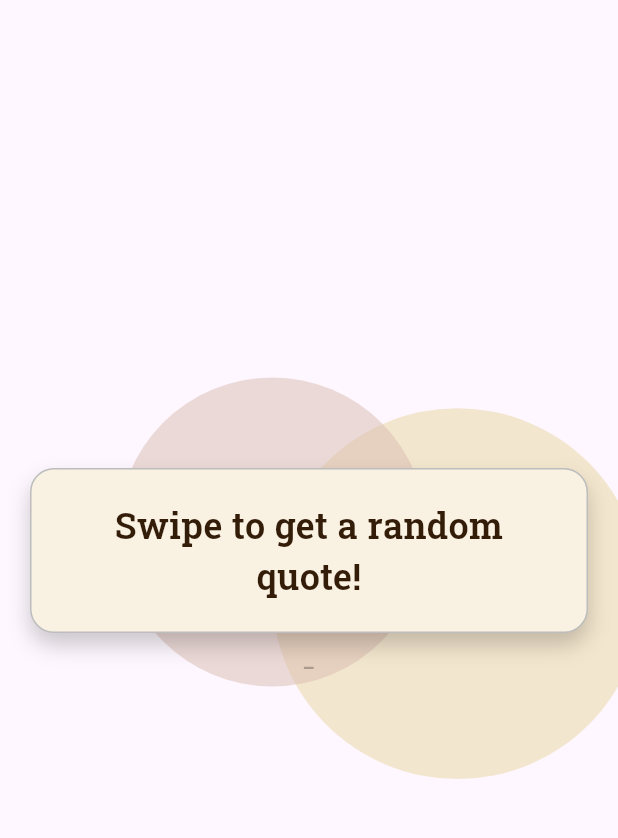
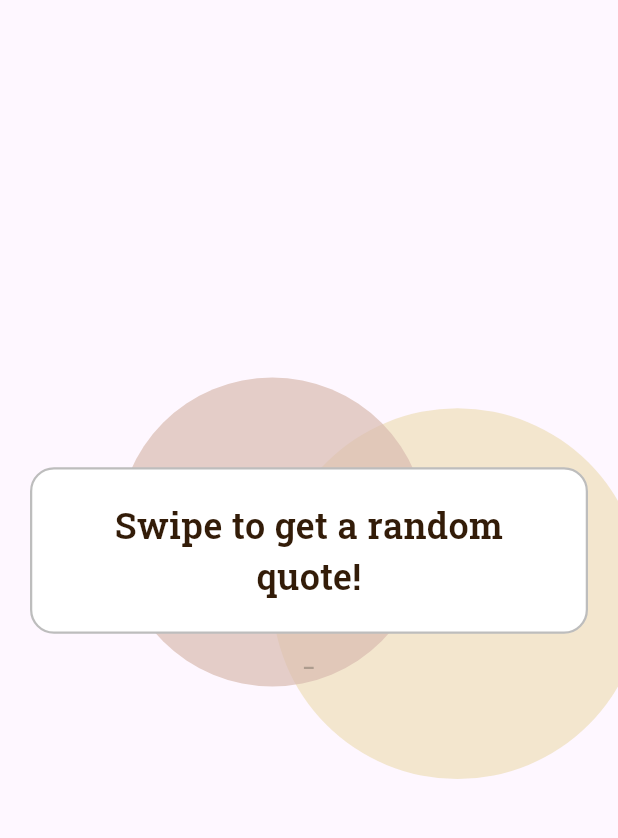
Before and after one commit to Armaan-Mahajan/Quotify, a Flutter app: the screen it shows after launch, on a phone screen of 412 x 824 dp, the part 111-949 px from its top. Run offline on Flutter 3.47's test engine with Material 3 defaults, Android fonts, the phone set to English and light mode, and no system bars; our stand-ins replace google_fonts; network calls fail.

Commit message:
UI enhancements - Opacity of the blobs are slightly higher - Drop shadow removed from the quote box - Color of the quote box is changed to white (#FFFFFF) - ".withAlpha" is used instead of ".withOpacity"

```diff
--- a/lib/quotes.dart
+++ b/lib/quotes.dart
@@ -30,7 +30,6 @@ class _MainAppState extends State<MainApp> with TickerProviderStateMixin {
     super.initState();
     fetchData();
 
-    // Initialize animation controllers and animations for the blobs
     blobController1 = AnimationController(
       vsync: this,
       duration: const Duration(seconds: 10),
@@ -125,7 +124,6 @@ class _MainAppState extends State<MainApp> with TickerProviderStateMixin {
             },
           ),
 
-          // Main content
           Center(
             child: Column(
               mainAxisSize: MainAxisSize.min,
@@ -177,14 +175,13 @@ class _MainAppState extends State<MainApp> with TickerProviderStateMixin {
                                   padding: const EdgeInsets.all(20.0),
                                   margin: const EdgeInsets.symmetric(horizontal: 20.0),
                                   decoration: BoxDecoration(
-                                    color: const Color(0xFFF9F1E2),
+                                    color: const Color(0xFFFFFFFF),
                                     borderRadius: BorderRadius.circular(16.0),
-                                    border: Border.all(color: Colors.grey.shade400, width: 1.0),
+                                    border: Border.all(color: Colors.grey.shade400, width: 1.5),
                                     boxShadow: [
                                       BoxShadow(
-                                        color: Colors.black.withOpacity(0.2),
-                                        blurRadius: 12,
-                                        offset: const Offset(0, 8),
+                                        color: Colors.black.withAlpha(0), //To be Altered later if required
+                                        blurRadius: 12
                                       ),
                                     ],
                                   ),
@@ -282,16 +279,14 @@ class BlobPainter extends CustomPainter {
 
   @override
   void paint(Canvas canvas, Size size) {
-    // Blob Paints
     final blob1Paint = Paint()
-      ..color = const Color(0xFFE8D59E).withOpacity(0.5)
+      ..color = const Color(0xFFE8D59E).withAlpha(129)
       ..style = PaintingStyle.fill;
 
     final blob2Paint = Paint()
-      ..color = const Color(0xFFD9BBB0).withOpacity(0.5)
+      ..color = const Color(0xFFD9BBB0).withAlpha(179)
       ..style = PaintingStyle.fill;
 
-    // Blob Centers
     final blob1Center = Offset(
       blob1Position.dx * size.width,
       blob1Position.dy * size.height,
@@ -301,17 +296,14 @@ class BlobPainter extends CustomPainter {
       blob2Position.dy * size.height,
     );
 
-    // Draw blurred blobs with BackdropFilter
     canvas.saveLayer(
       Rect.fromLTWH(0, 0, size.width, size.height),
       Paint(),
     );
 
-    // Apply the blur for blob1
     canvas.drawCircle(blob1Center, size.width * 0.3, blob1Paint);
     canvas.restore();
 
-    // Apply the blur for blob2
     canvas.saveLayer(
       Rect.fromLTWH(0, 0, size.width, size.height),
       Paint(),
```
